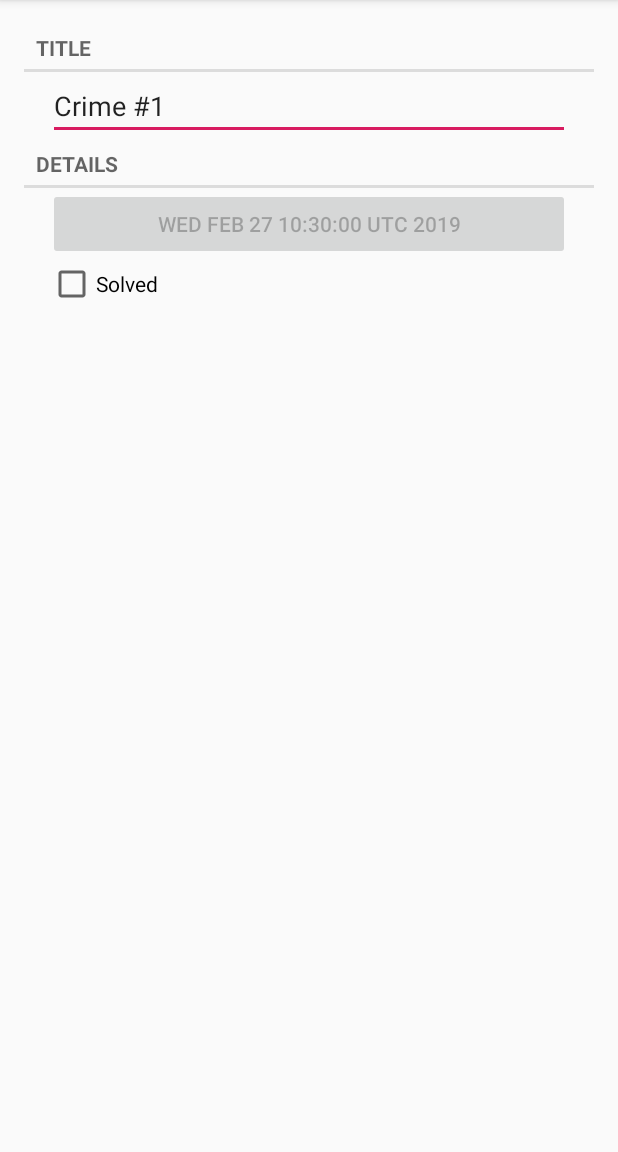
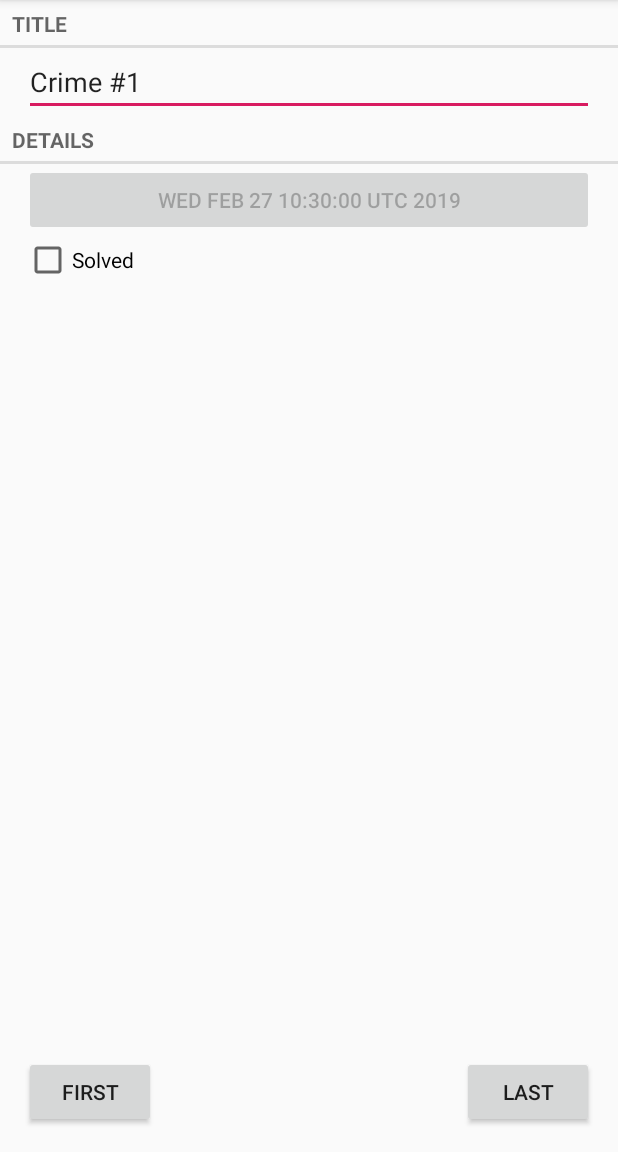
Before and after one commit to edwardho/BigNerdRanchAndroid, an Android app: the screen it shows after launch (CrimeActivity before the commit, CrimePagerActivity after it), after a tap on an icon or button, on a phone screen of 412 x 824 dp, the part 84-1236 px from its top. Run offline under Robolectric (Android 15) with nearby library versions, the phone set to English and light mode, and no system bars.

Commit message:
Completed BNR - Android - 3e - Chapter 11 - Post Challenge

```diff
--- a/CriminalIntent/app/src/main/AndroidManifest.xml
+++ b/CriminalIntent/app/src/main/AndroidManifest.xml
@@ -15,7 +15,7 @@
                 <category android:name="android.intent.category.LAUNCHER" />
             </intent-filter>
         </activity>
-        <activity android:name=".CrimeActivity">
+        <activity android:name=".CrimePagerActivity">
         </activity>
     </application>
 
--- a/CriminalIntent/app/src/main/java/android/bignerdranch/criminalintent/CrimeActivity.java
+++ /dev/null
@@ -1,25 +0,0 @@
-package android.bignerdranch.criminalintent;
-
-import android.content.Context;
-import android.content.Intent;
-import android.support.v4.app.Fragment;
-
-import java.util.UUID;
-
-public class CrimeActivity extends SingleFragmentActivity {
-
-    private static final String EXTRA_CRIME_ID = "com.bignerdranch.android.criminalintent.crime_id";
-
-    public static Intent newIntent(Context packageContext, UUID crimeId) {
-        Intent intent = new Intent(packageContext, CrimeActivity.class);
-        intent.putExtra(EXTRA_CRIME_ID, crimeId);
-        return intent;
-    }
-
-    @Override
-    protected Fragment createFragment(){
-        UUID crimeId = (UUID) getIntent()
-                .getSerializableExtra(EXTRA_CRIME_ID);
-        return CrimeFragment.newInstance(crimeId);
-    }
-}
--- a/CriminalIntent/app/src/main/java/android/bignerdranch/criminalintent/CrimeListFragment.java
+++ b/CriminalIntent/app/src/main/java/android/bignerdranch/criminalintent/CrimeListFragment.java
@@ -90,7 +90,7 @@
         @Override
         public void onClick(View view) {
             clickedPosition = getAdapterPosition();
-            Intent intent = CrimeActivity.newIntent(getActivity(), mCrime.getId());
+            Intent intent = CrimePagerActivity.newIntent(getActivity(), mCrime.getId());
             startActivity(intent);
         }
     }
@@ -134,7 +134,7 @@
                 Toast.makeText(getActivity(), "Police contacted for crime " + mCrime.getTitle(), Toast.LENGTH_SHORT).show();
             }
             else {
-                Intent intent = CrimeActivity.newIntent(getActivity(), mCrime.getId());
+                Intent intent = CrimePagerActivity.newIntent(getActivity(), mCrime.getId());
                 startActivity(intent);
             }
         }
--- /dev/null
+++ b/CriminalIntent/app/src/main/java/android/bignerdranch/criminalintent/CrimePagerActivity.java
@@ -0,0 +1,111 @@
+package android.bignerdranch.criminalintent;
+
+import android.content.Context;
+import android.content.Intent;
+import android.os.Bundle;
+import android.support.annotation.Nullable;
+import android.support.v4.app.Fragment;
+import android.support.v4.app.FragmentManager;
+import android.support.v4.app.FragmentStatePagerAdapter;
+import android.support.v4.view.ViewPager;
+import android.support.v7.app.AppCompatActivity;
+import android.view.View;
+import android.widget.Button;
+
+import java.util.List;
+import java.util.UUID;
+
+public class CrimePagerActivity extends AppCompatActivity {
+
+    private static final String EXTRA_CRIME_ID =
+            "com.bignerdranch.android.criminalintent.crime_id";
+
+    private ViewPager mViewPager;
+    private List<Crime> mCrimes;
+    private Button mButtonFirst;
+    private Button mButtonLast;
+
+    public static Intent newIntent(Context packageContext, UUID crimeId) {
+        Intent intent = new Intent(packageContext, CrimePagerActivity.class);
+        intent.putExtra(EXTRA_CRIME_ID, crimeId);
+        return intent;
+    }
+
+    @Override
+    protected void onCreate(@Nullable Bundle savedInstanceState) {
+        super.onCreate(savedInstanceState);
+        setContentView(R.layout.activity_crime_pager);
+
+        UUID crimeId = (UUID) getIntent().getSerializableExtra(EXTRA_CRIME_ID);
+
+        mViewPager = (ViewPager) findViewById(R.id.crime_view_pager);
+
+        mCrimes = CrimeLab.get(this).getCrimes();
+        FragmentManager fragmentManager = getSupportFragmentManager();
+        mViewPager.setAdapter(new FragmentStatePagerAdapter(fragmentManager) {
+            @Override
+            public Fragment getItem(int position) {
+                Crime crime = mCrimes.get(position);
+                return CrimeFragment.newInstance(crime.getId());
+            }
+
+            @Override
+            public int getCount() {
+                return mCrimes.size();
+            }
+        });
+
+        for (int i = 0; i < mCrimes.size(); i++) {
+            if (mCrimes.get(i).getId().equals(crimeId)) {
+                mViewPager.setCurrentItem(i);
+                break;
+            }
+        }
+
+        mViewPager.addOnPageChangeListener(new ViewPager.OnPageChangeListener() {
+            @Override
+            public void onPageScrolled(int i, float v, int i1) {
+                if (mViewPager.getCurrentItem() == 0) {
+                    mButtonFirst.setVisibility(View.INVISIBLE);
+                }
+                else {
+                    mButtonFirst.setVisibility(View.VISIBLE);
+                }
+
+                if (mViewPager.getCurrentItem() == mViewPager.getAdapter().getCount() -1) {
+                    mButtonLast.setVisibility(View.INVISIBLE);
+                }
+                else {
+                    mButtonLast.setVisibility(View.VISIBLE);
+                }
+            }
+
+            @Override
+            public void onPageSelected(int i) {
+
+            }
+
+            @Override
+            public void onPageScrollStateChanged(int i) {
+
+            }
+        });
+
+        mButtonFirst = (Button) findViewById(R.id.btn_first);
+        mButtonFirst.setOnClickListener(new View.OnClickListener() {
+            @Override
+            public void onClick(View view) {
+                mViewPager.setCurrentItem(0);
+            }
+        });
+
+        mButtonLast = (Button) findViewById(R.id.btn_last);
+        mButtonLast.setOnClickListener(new View.OnClickListener() {
+            @Override
+            public void onClick(View view) {
+                mViewPager.setCurrentItem(mViewPager.getAdapter().getCount()-1);
+            }
+        });
+    }
+
+}
--- /dev/null
+++ b/CriminalIntent/app/src/main/res/layout/activity_crime_pager.xml
@@ -0,0 +1,27 @@
+<?xml version="1.0" encoding="utf-8"?>
+<FrameLayout
+    xmlns:android="http://schemas.android.com/apk/res/android"
+    android:layout_width="match_parent"
+    android:layout_height="match_parent">
+
+    <android.support.v4.view.ViewPager
+        android:id="@+id/crime_view_pager"
+        android:layout_width="match_parent"
+        android:layout_height="match_parent" />
+
+    <Button
+        android:id="@+id/btn_first"
+        android:layout_width="wrap_content"
+        android:layout_height="wrap_content"
+        android:layout_gravity="bottom|left"
+        android:layout_margin="16dp"
+        android:text="First" />
+
+    <Button
+        android:id="@+id/btn_last"
+        android:layout_width="wrap_content"
+        android:layout_height="wrap_content"
+        android:layout_gravity="bottom|right"
+        android:layout_margin="16dp"
+        android:text="Last" />
+</FrameLayout>
--- a/CriminalIntent/app/src/main/res/layout/activity_fragment.xml
+++ b/CriminalIntent/app/src/main/res/layout/activity_fragment.xml
@@ -6,6 +6,6 @@
     android:id="@+id/fragment_container"
     android:layout_width="match_parent"
     android:layout_height="match_parent"
-    tools:context=".CrimeActivity">
+    tools:context=".CrimePagerActivity">
 
 </FrameLayout>
```
